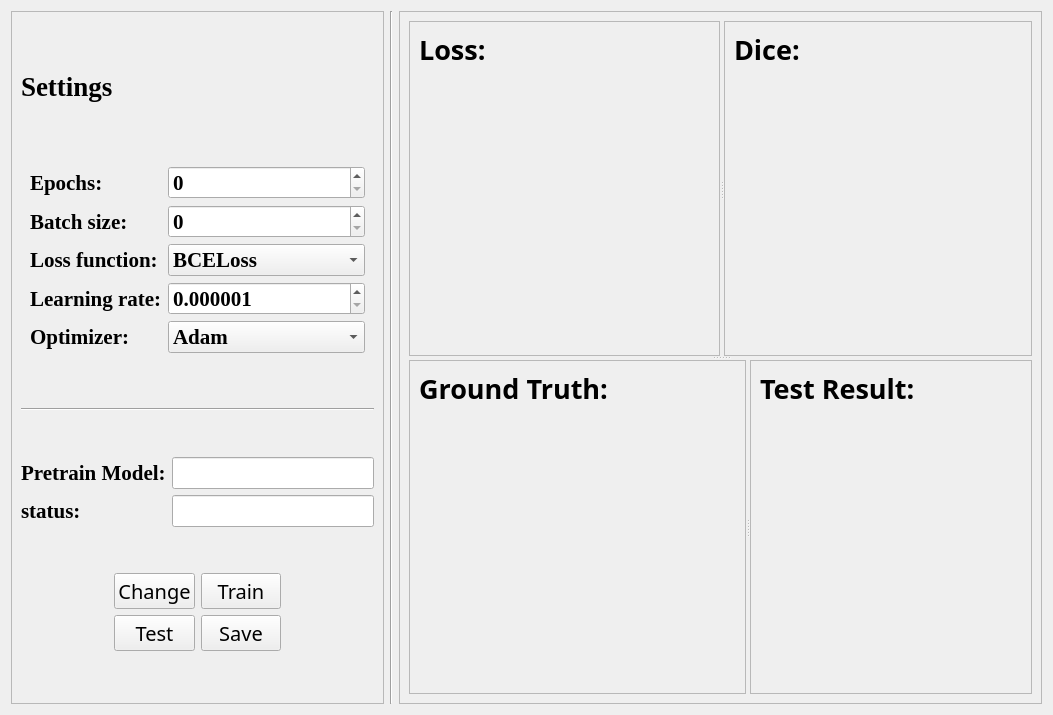
The window that projectFiles/UI/static/trainTab.ui (kaoxing/seg) describes before a commit, drawn with Qt 5.
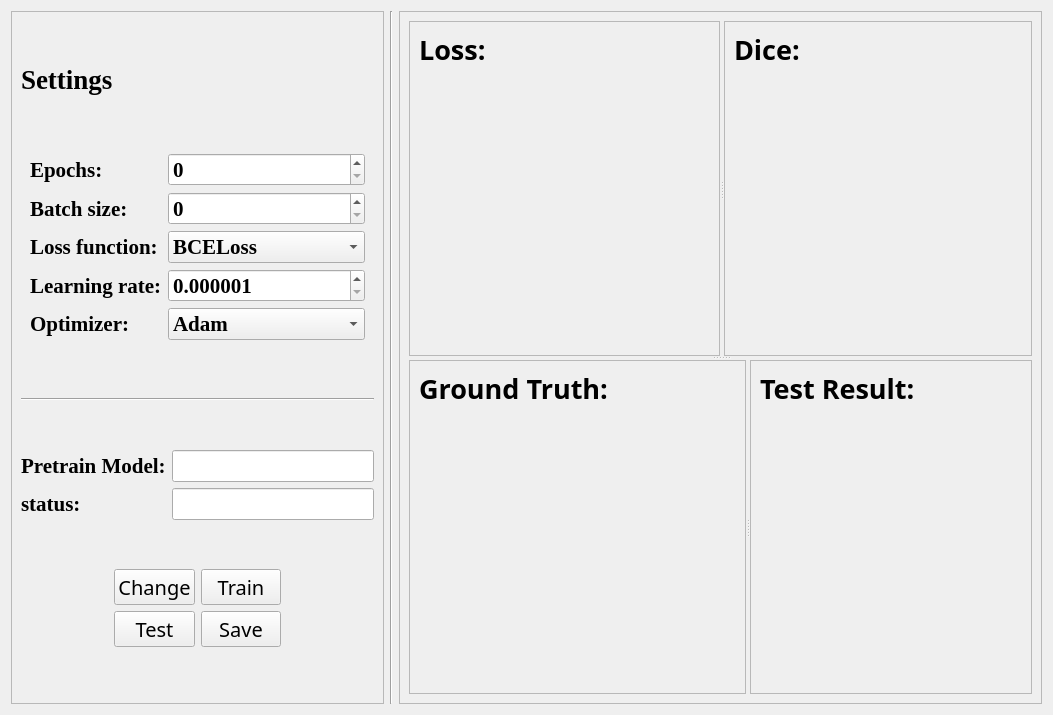
The same window after the commit. Custom widgets are drawn as their Qt base class.

The edit to the form file:
```diff
--- a/projectFiles/UI/static/trainTab.ui
+++ b/projectFiles/UI/static/trainTab.ui
@@ -25,10 +25,16 @@
      <layout class="QVBoxLayout" name="verticalLayout" stretch="1,5,1,2,2">
       <item>
        <widget class="QLabel" name="label_5">
+        <property name="sizePolicy">
+         <sizepolicy hsizetype="Preferred" vsizetype="Fixed">
+          <horstretch>0</horstretch>
+          <verstretch>0</verstretch>
+         </sizepolicy>
+        </property>
         <property name="maximumSize">
          <size>
           <width>16777215</width>
-          <height>50</height>
+          <height>16777215</height>
          </size>
         </property>
         <property name="font">
@@ -605,6 +611,12 @@
   </layout>
  </widget>
  <customwidgets>
+  <customwidget>
+   <class>ImageListWidget</class>
+   <extends>QWidget</extends>
+   <header>UI/Widgets/imageWidget.h</header>
+   <container>1</container>
+  </customwidget>
   <customwidget>
    <class>lossWidget</class>
    <extends>QWidget</extends>
@@ -617,12 +629,6 @@
    <header>UI/Widgets/diceWidget.h</header>
    <container>1</container>
   </customwidget>
-  <customwidget>
-   <class>ImageListWidget</class>
-   <extends>QWidget</extends>
-   <header>UI/Widgets/imageWidget.h</header>
-   <container>1</container>
-  </customwidget>
  </customwidgets>
  <resources/>
  <connections/>
```
